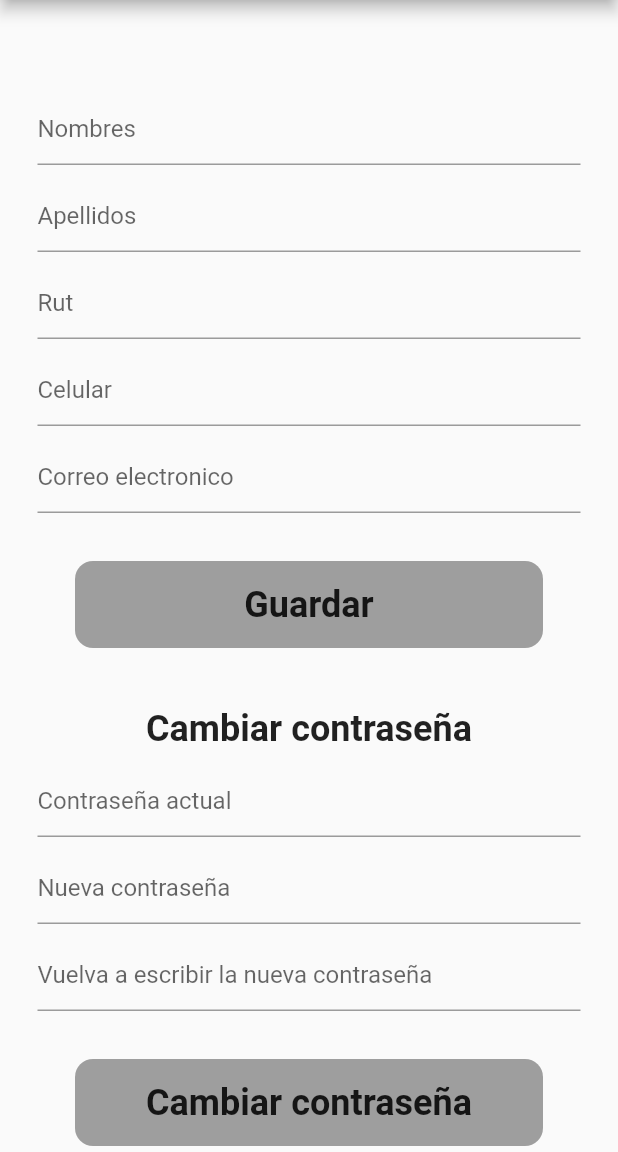
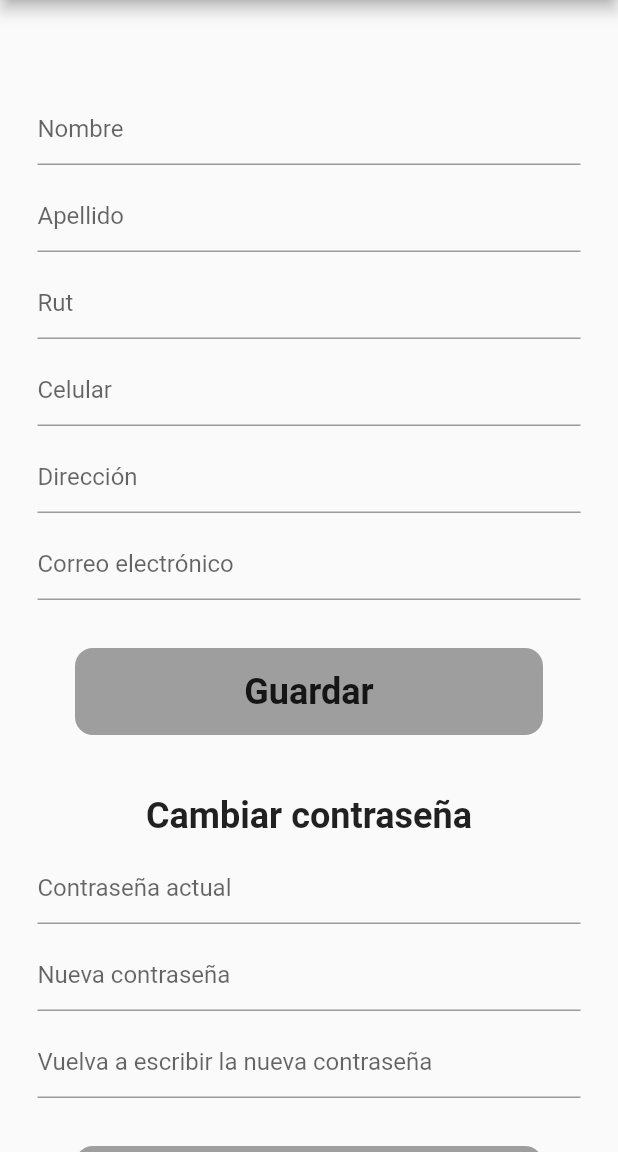
Before and after one commit to Kunashgi/LenguajesModernos, a Flutter app: the DatosPage screen opened directly, on a phone screen of 412 x 824 dp, the part 84-1236 px from its top. Run offline on Flutter 3.47's test engine with Material 2 defaults, Android fonts, the phone set to English and light mode, and no system bars.

Commit message:
cambios3

```diff
--- a/flutter_application_1/lib/pages/datos_personales.dart
+++ b/flutter_application_1/lib/pages/datos_personales.dart
@@ -29,15 +29,17 @@ class _DatosPageState extends State<DatosPage> {
 
               SizedBox(height: 42),
               SizedBox(height: 20),
-              CustomInput(hintText: 'Nombres'),
+              CustomInput(hintText: 'Nombre'),
               SizedBox(height: 10),
-              CustomInput(hintText: 'Apellidos'),
+              CustomInput(hintText: 'Apellido'),
               SizedBox(height: 10),
               CustomInput(hintText: 'Rut'),
               SizedBox(height: 10),
               CustomInput(hintText: 'Celular'),
                SizedBox(height: 10),
-              CustomInput(hintText: 'Correo electronico'),
+              CustomInput(hintText: 'Dirección'),
+              SizedBox(height: 10),
+              CustomInput(hintText: 'Correo electrónico'),
               SizedBox(height: 32),
               CustomButton(Texto: 'Guardar'),
               SizedBox(height: 40),
--- a/flutter_application_1/lib/pages/register_page.dart
+++ b/flutter_application_1/lib/pages/register_page.dart
@@ -49,7 +49,9 @@ class _RegisterPageState extends State<RegisterPage> {
               CustomInput(hintText: 'Rut'),
               SizedBox(height: 10),
               CustomInput(hintText: 'Celular'),
-               SizedBox(height: 10),
+              SizedBox(height: 10),
+              CustomInput(hintText: 'Dirección'),
+              SizedBox(height: 10),
               CustomInput(hintText: 'Correo electronico'),
               SizedBox(height: 10),
               CustomInput(hintText: 'Contraseña'),
--- a/flutter_application_1/lib/pages/search.dart
+++ b/flutter_application_1/lib/pages/search.dart
@@ -3,7 +3,7 @@ class CustomSearchDelegate extends SearchDelegate {
   // Demo list to show querying
   List<String> searchTerms = [
     "Juanito Perez",
-    "Lucho giadach",
+    "Ignacio Gonzalez",
     "Eduardo Barrera",
     "Tanjiro kamado",
   ];
--- a/flutter_application_1/lib/widgets/navbar.dart
+++ b/flutter_application_1/lib/widgets/navbar.dart
@@ -14,12 +14,12 @@ class NavBar extends StatelessWidget {
         children: [
           UserAccountsDrawerHeader(
 
-          accountName: Text("Gustavo"),
-          accountEmail: Text("LaRanaGustavo@gmail.com"),
+          accountName: Text("Administrador"),
+          accountEmail: Text("PruebaCorreo@gmail.com"),
           currentAccountPicture: CircleAvatar(
             child: ClipOval(
               child: Image.network(
-                'https://static.wikia.nocookie.net/disney/images/f/fb/Kermit_la_rana.png/revision/latest?cb=20160213201722&path-prefix=es'
+                'https://upload.wikimedia.org/wikipedia/commons/thumb/b/bc/Unknown_person.jpg/925px-Unknown_person.jpg'
                 ),
             ),
           ),
```
